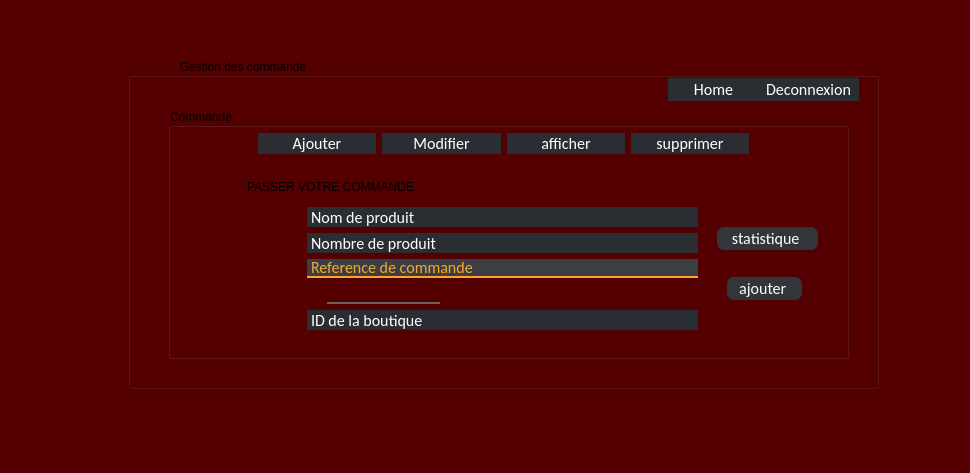
This is gestion_boutique.ui in hanenjabnoun-Esprit-2019/Smart_Pastry_Shop_2A25 as Qt 5 draws it before an edit. The edited form follows.
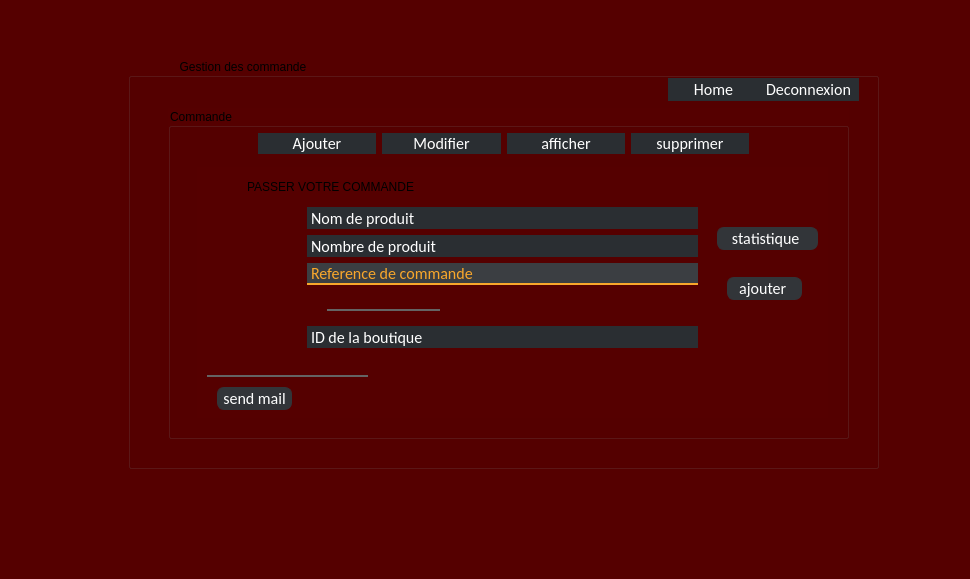
This is the edited form. The open tabs and pages were chosen to show the change.

```diff
--- a/gestion_boutique.ui
+++ b/gestion_boutique.ui
@@ -7,7 +7,7 @@
     <x>0</x>
     <y>0</y>
     <width>970</width>
-    <height>473</height>
+    <height>579</height>
    </rect>
   </property>
   <property name="windowTitle">
@@ -22,7 +22,7 @@
      <x>49</x>
      <y>29</y>
      <width>871</width>
-     <height>391</height>
+     <height>481</height>
     </rect>
    </property>
    <property name="currentIndex">
@@ -227,7 +227,7 @@
        <x>79</x>
        <y>29</y>
        <width>751</width>
-       <height>331</height>
+       <height>411</height>
       </rect>
      </property>
      <property name="title">
@@ -239,7 +239,7 @@
         <x>40</x>
         <y>50</y>
         <width>681</width>
-        <height>251</height>
+        <height>331</height>
        </rect>
       </property>
       <property name="title">
@@ -403,7 +403,7 @@
          <x>29</x>
          <y>59</y>
          <width>631</width>
-         <height>171</height>
+         <height>251</height>
         </rect>
        </property>
        <property name="currentIndex">
@@ -416,7 +416,7 @@
            <x>110</x>
            <y>40</y>
            <width>391</width>
-           <height>123</height>
+           <height>141</height>
           </rect>
          </property>
          <property name="styleSheet">
@@ -524,7 +524,7 @@
             <x>0</x>
             <y>0</y>
             <width>391</width>
-            <height>20</height>
+            <height>33</height>
            </rect>
           </property>
           <attribute name="label">
@@ -674,6 +674,64 @@
           <string>ajouter </string>
          </property>
         </widget>
+        <widget class="QPushButton" name="sendmail">
+         <property name="geometry">
+          <rect>
+           <x>20</x>
+           <y>220</y>
+           <width>75</width>
+           <height>23</height>
+          </rect>
+         </property>
+         <property name="styleSheet">
+          <string notr="true">QPushButton
+{
+	background-color:rgb(50, 53, 57);
+	border-style:solid;
+	border-radius:7px;
+	border-width:1px;
+border-color: rgb(50, 53, 57);
+	color:#ffffff;
+	font-size:16px;
+font-family:Calibri;
+}
+
+QPushButton:hover
+{
+	background-color: #00000000;
+	border-color: rgb(30, 227, 0);
+	/*color:rgb(30, 227, 0);*/
+}
+
+QPushButton:focus
+{
+	background-color:  rgb(30, 227, 0);
+	border-color: rgba(30, 227, 0,0);
+	color:rgb(255, 255, 255);
+}
+</string>
+         </property>
+         <property name="text">
+          <string>send mail</string>
+         </property>
+        </widget>
+        <widget class="QLineEdit" name="lineEdit_email">
+         <property name="geometry">
+          <rect>
+           <x>10</x>
+           <y>190</y>
+           <width>161</width>
+           <height>20</height>
+          </rect>
+         </property>
+         <property name="styleSheet">
+          <string notr="true">border: 0px solid rgb(100, 100,100);; 
+border-bottom-width: 2px;
+border-radius: px;
+background-color: rgba(255, 255, 255, 0);
+color: rgb(255, 255, 255);</string>
+         </property>
+        </widget>
        </widget>
        <widget class="QWidget" name="page_6">
         <widget class="QLabel" name="label_2">
```
Left out of the diff: 28 changed lines with no effect on the pictures.
